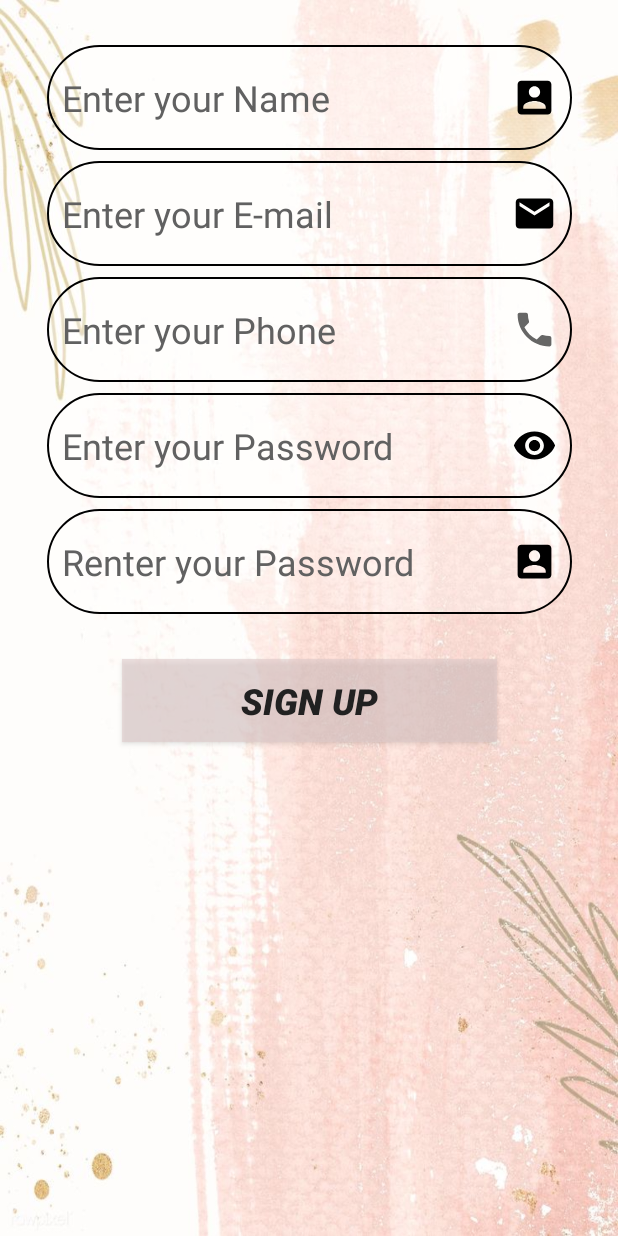
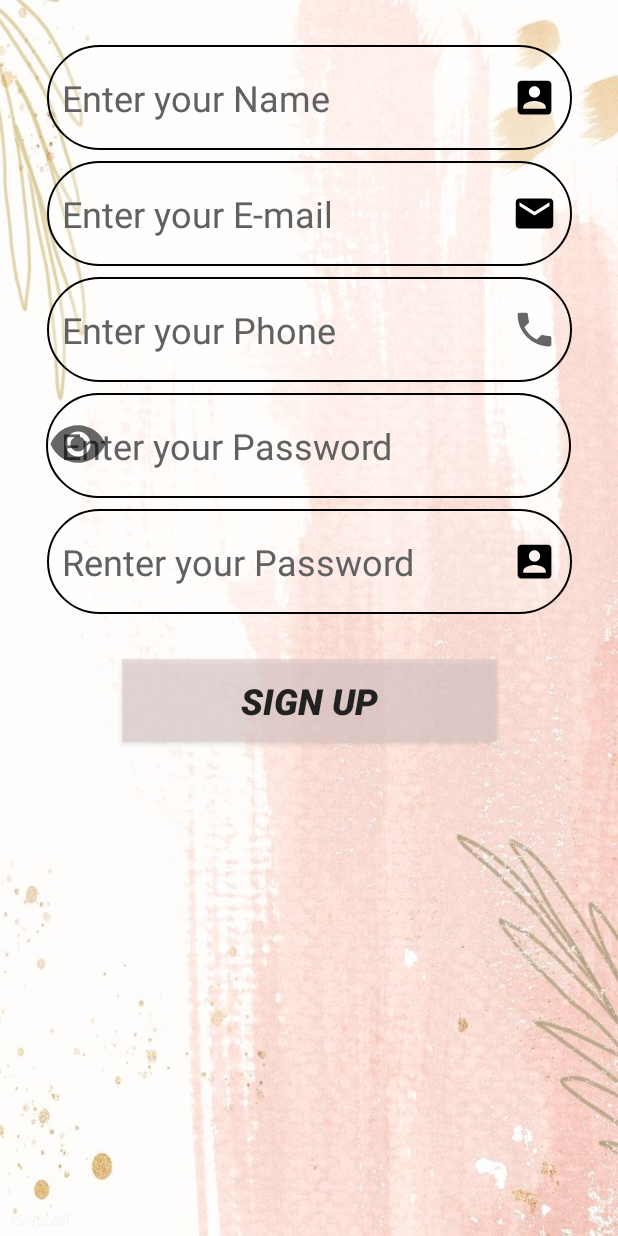
Before and after one commit to Android-AEMM/Trainning_proj, an Android app: the MainActivity screen opened directly, with no data from a screen before it, on a phone screen of 412 x 824 dp. Run offline under Robolectric (Android 15) with nearby library versions, the phone set to English and light mode, and no system bars.

Commit message:
signUp+login

```diff
--- a/app/src/main/res/drawable/ic_baseline_visibility_24.xml
+++ b/app/src/main/res/drawable/ic_baseline_visibility_24.xml
@@ -1,10 +1,10 @@
 <vector xmlns:android="http://schemas.android.com/apk/res/android"
-    android:width="24dp"
-    android:height="24dp"
+    android:width="30dp"
+    android:height="30dp"
     android:viewportWidth="24"
     android:viewportHeight="24"
     android:tint="?attr/colorControlNormal">
   <path
-      android:fillColor="@android:color/white"
+      android:fillColor="@android:color/primary_text_light_nodisable"
       android:pathData="M12,4.5C7,4.5 2.73,7.61 1,12c1.73,4.39 6,7.5 11,7.5s9.27,-3.11 11,-7.5c-1.73,-4.39 -6,-7.5 -11,-7.5zM12,17c-2.76,0 -5,-2.24 -5,-5s2.24,-5 5,-5 5,2.24 5,5 -2.24,5 -5,5zM12,9c-1.66,0 -3,1.34 -3,3s1.34,3 3,3 3,-1.34 3,-3 -1.34,-3 -3,-3z"/>
 </vector>
--- a/app/src/main/res/layout/activity_main.xml
+++ b/app/src/main/res/layout/activity_main.xml
@@ -55,17 +55,18 @@ android:layout_height="match_parent">
         android:id="@+id/et1_pass"
         android:layout_width="350dp"
         android:layout_height="70dp"
-    android:drawableRight="@drawable/ic_visible"
+        android:layout_margin="7dp"
+        android:layout_marginTop="4dp"
+
         android:background="@drawable/btn_background"
-    android:layout_margin="7dp"
-
+        android:hint="@string/pass"
+        android:padding="10dp"
+        android:textColorHint="@color/gray700"
         android:textSize="24sp"
-    android:padding="10dp"
-    android:hint="@string/pass"
+        app:layout_constraintHorizontal_bias="0.491"
         app:layout_constraintLeft_toLeftOf="@id/layout_signUp"
         app:layout_constraintRight_toRightOf="@id/layout_signUp"
-    app:layout_constraintTop_toBottomOf="@id/et1_phone"
-    android:textColorHint="@color/gray700"/>
+        app:layout_constraintTop_toBottomOf="@id/et1_phone" />
 
     <EditText
     android:id="@+id/et1_rePass"
@@ -98,4 +99,13 @@ android:layout_height="match_parent">
     app:layout_constraintTop_toBottomOf="@id/et1_rePass"
     />
 
+    <ImageView
+        android:id="@+id/show"
+        android:layout_width="104dp"
+        android:layout_height="40dp"
+        android:src="@drawable/ic_baseline_visibility_24"
+        app:layout_constraintBottom_toBottomOf="@id/et1_pass"
+        app:layout_constraintTop_toTopOf="@id/et1_pass"
+        app:layout_constraintVertical_bias="0.466"
+        tools:layout_editor_absoluteX="304dp" />
 </androidx.constraintlayout.widget.ConstraintLayout>
```
Also changed, not shown: app/src/main/java/com/example/trainning_proj/SignIn.java (line endings or trailing spaces). Lines whose indentation alone changed are shown as unchanged.
